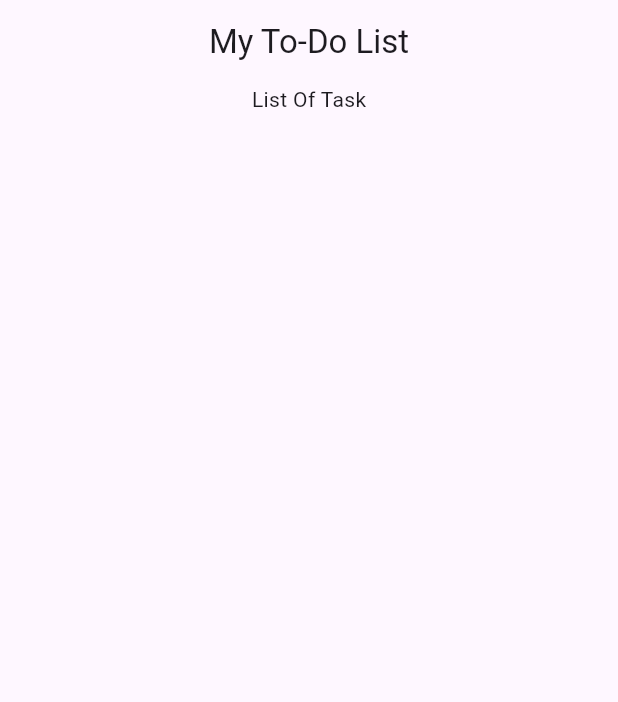
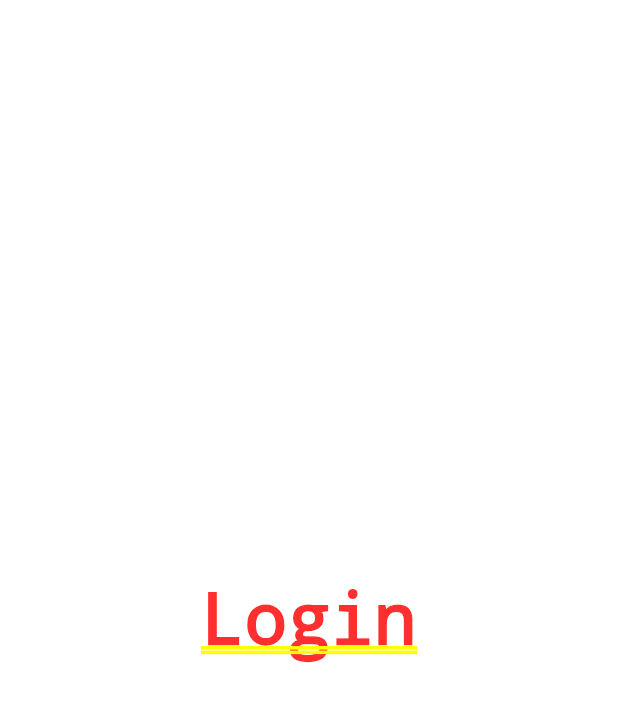
Before and after one commit to AnJasid/app_to_do_list, a Flutter app: the screen it shows after launch, on a phone screen of 412 x 824 dp. Shown: the top 702 px of the screen. Run offline on Flutter 3.47's test engine with Material 3 defaults, Android fonts, the phone set to English and light mode, and no system bars.

Commit message:
add new file for login screen

```diff
--- a/lib/main.dart
+++ b/lib/main.dart
@@ -1,5 +1,5 @@
-import 'package:app_to_do_list/screens/todo_list_screen.dart';
 import 'package:flutter/material.dart';
+import 'package:app_to_do_list/screens/login_screen.dart';
 
 void main() {
   runApp(MyApp());
@@ -12,7 +12,7 @@ class MyApp extends StatelessWidget {
   Widget build(BuildContext context) {
     return MaterialApp(
       debugShowCheckedModeBanner: false,
-      home: HomeScreen(),
+      home: LoginScreen(),
     );
   }
 }
--- /dev/null
+++ b/lib/screens/login_screen.dart
@@ -0,0 +1,14 @@
+import 'package:flutter/material.dart';
+
+class LoginScreen extends StatelessWidget {
+  const LoginScreen({super.key});
+
+  @override
+  Widget build(BuildContext context) {
+    return Container(
+      child: Center(
+        child: Text('Login'),
+      ),
+    );
+  }
+}
```
